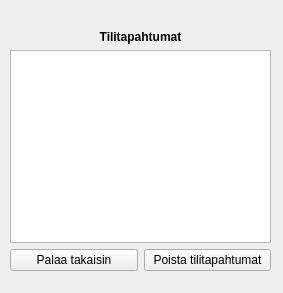
Old version of the form bank-automat/accwithdrawals.ui in the repository JuusoToratti/tvt23pankkiprojekti.
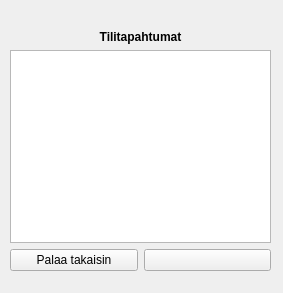
New version of the form.

Diff of the .ui file:
```diff
--- a/bank-automat/accwithdrawals.ui
+++ b/bank-automat/accwithdrawals.ui
@@ -46,7 +46,7 @@
     <item row="2" column="1">
      <widget class="QPushButton" name="deleteActionsButton">
       <property name="text">
-       <string>Poista tilitapahtumat</string>
+       <string/>
       </property>
      </widget>
     </item>
```
